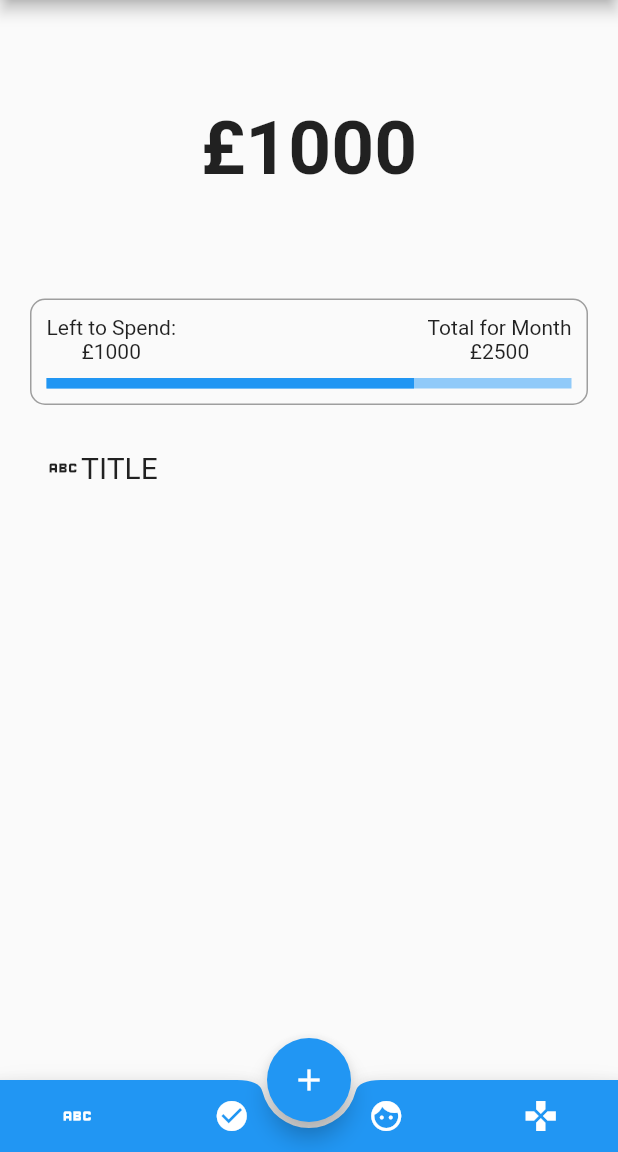
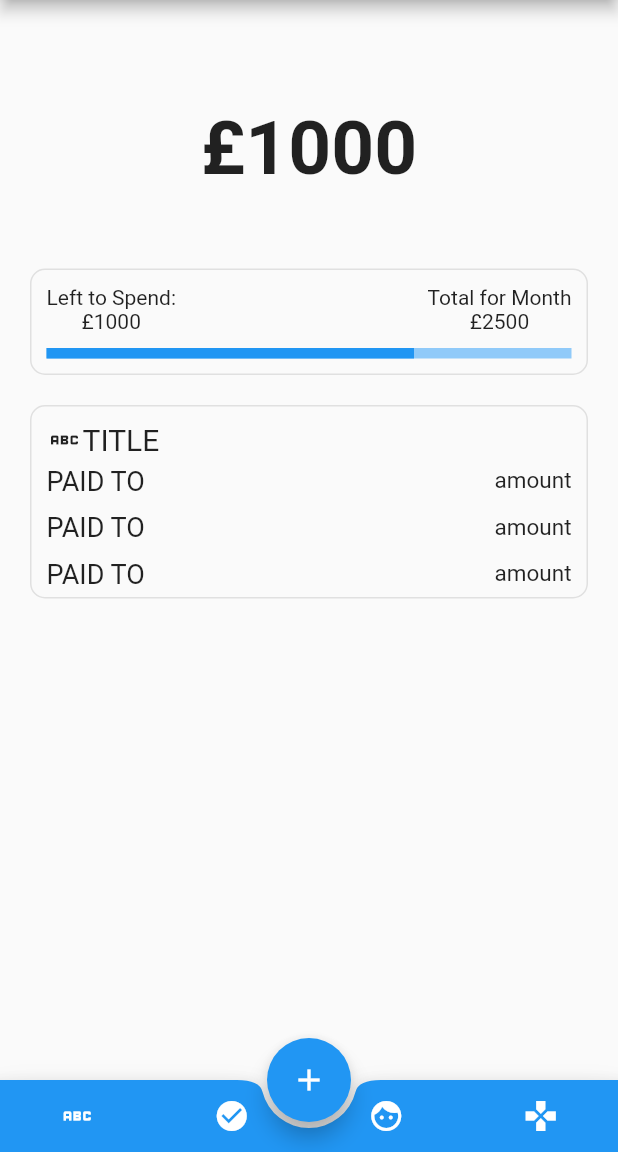
Before and after one commit to Frqcture/thestudentbudget, a Flutter app: the screen it shows after launch, on a phone screen of 412 x 824 dp, the part 84-1236 px from its top. Run offline on Flutter 3.47's test engine with Material 2 defaults, Android fonts, the light colour scheme and no system bars.

Commit message:
Adding first summary_tab

```diff
--- a/lib/home_screen.dart
+++ b/lib/home_screen.dart
@@ -32,10 +32,9 @@ class _HomeScreenState extends State<HomeScreen> {
         Container(
           decoration: BoxDecoration(
             borderRadius: const BorderRadius.all(Radius.circular(10)),
-            //color: Colors.grey,
-            border: Border.all(color: Colors.grey)
+            border: Border.all(color: const Color.fromARGB(255, 224, 224, 224))
             ),
-          margin: const EdgeInsets.all(20),
+          margin: const EdgeInsets.fromLTRB(20, 0, 20, 0),
           child: Container(
             padding: const EdgeInsets.all(10),
             child: Column(
--- /dev/null
+++ b/lib/payment_info_summaries.dart
@@ -0,0 +1,35 @@
+import 'package:flutter/material.dart';
+
+class PaymentInfoSummary extends StatefulWidget {
+  PaymentInfoSummary({Key? key}) : super(key: key);
+
+  @override
+  State<PaymentInfoSummary> createState() => _PaymentInfoSummaryState();
+}
+
+class _PaymentInfoSummaryState extends State<PaymentInfoSummary> {
+  @override
+  Widget build(BuildContext context) {
+    return Container(
+      padding: const EdgeInsets.fromLTRB(0, 5, 0, 5),
+          child: Column(children: <Widget>[
+            Row(
+              mainAxisAlignment: MainAxisAlignment.spaceBetween,
+              children: <Widget>[
+                Container(
+                  child: const Text(
+                    'PAID TO',
+                    style: TextStyle(fontSize: 18),
+                    ),
+                ),
+                Container(
+                  child: const Text(
+                    'amount',
+                    style: TextStyle(fontSize: 15)),
+                )
+              ],
+            )
+          ]),
+        );
+  }
+}
--- a/lib/summary_tab.dart
+++ b/lib/summary_tab.dart
@@ -1,4 +1,5 @@
 import 'package:flutter/material.dart';
+import 'payment_info_summaries.dart';
 
 class SummaryTab extends StatefulWidget {
   SummaryTab({Key? key}) : super(key: key);
@@ -11,7 +12,12 @@ class _SummaryTabState extends State<SummaryTab> {
   @override
   Widget build(BuildContext context) {
     return Container(
-      padding: const EdgeInsets.fromLTRB(30, 10, 30, 0),
+      padding: const EdgeInsets.fromLTRB(10, 10, 10, 0),
+      decoration: BoxDecoration(
+            borderRadius: const BorderRadius.all(Radius.circular(10)),
+            border: Border.all(color: const Color.fromARGB(255, 224, 224, 224))
+            ),
+      margin: const EdgeInsets.all(20),
       child: Column(children: <Widget>[
         Container(
           child: Row(
@@ -26,11 +32,15 @@ class _SummaryTabState extends State<SummaryTab> {
                 alignment: Alignment.centerLeft,
                 child: const  Text(
                   'TITLE',
-                  style: TextStyle(fontSize: 20,),),
+                  style: TextStyle(fontSize: 20,)
+                ),
               ),
             ],
           ),
-        )
+        ),
+        PaymentInfoSummary(),
+        PaymentInfoSummary(),
+        PaymentInfoSummary(),
       ]),
     );
   }
```
